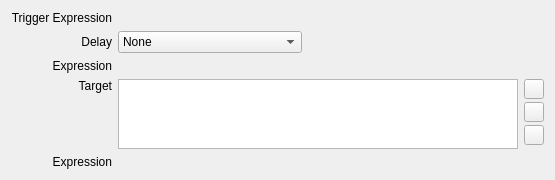
Before: the Qt Designer form copasi/UI/CQEventWidget1.ui in copasi/COPASI, drawn with Qt 5.
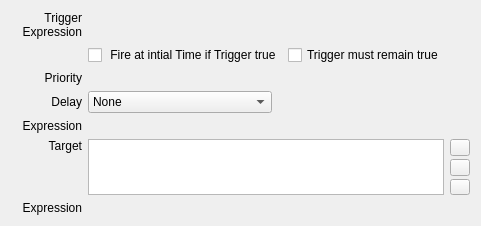
After: the same form once the commit is applied. Custom widgets are drawn as their Qt base class.

Commit message: The math container passes all SBML test cases we support including the Level 3.1 event extensions.

What changed in the file:
```diff
--- a/copasi/UI/CQEventWidget1.ui
+++ b/copasi/UI/CQEventWidget1.ui
@@ -17,8 +17,8 @@
    <rect>
     <x>0</x>
     <y>0</y>
-    <width>555</width>
-    <height>180</height>
+    <width>481</width>
+    <height>219</height>
    </rect>
   </property>
   <property name="sizePolicy">
@@ -50,7 +50,7 @@
      </property>
     </widget>
    </item>
-   <item row="0" column="1" colspan="2">
+   <item row="0" column="1" colspan="3">
     <widget class="CQExpressionMmlStackedWidget" name="mpExpressionTrigger">
      <property name="sizePolicy">
       <sizepolicy hsizetype="MinimumExpanding" vsizetype="Preferred">
@@ -63,6 +63,64 @@
     </widget>
    </item>
    <item row="1" column="1">
+    <widget class="QCheckBox" name="mpFireAtInitialTime">
+     <property name="text">
+      <string> Fire at intial Time if Trigger true</string>
+     </property>
+    </widget>
+   </item>
+   <item row="1" column="2">
+    <widget class="QCheckBox" name="mpTriggerPersistent">
+     <property name="text">
+      <string>Trigger must remain true</string>
+     </property>
+    </widget>
+   </item>
+   <item row="2" column="0">
+    <widget class="QLabel" name="PriorityExpression">
+     <property name="sizePolicy">
+      <sizepolicy hsizetype="Preferred" vsizetype="Minimum">
+       <horstretch>0</horstretch>
+       <verstretch>0</verstretch>
+      </sizepolicy>
+     </property>
+     <property name="text">
+      <string>Priority</string>
+     </property>
+     <property name="alignment">
+      <set>Qt::AlignRight|Qt::AlignTop|Qt::AlignTrailing</set>
+     </property>
+     <property name="wordWrap">
+      <bool>false</bool>
+     </property>
+    </widget>
+   </item>
+   <item row="2" column="1" colspan="3">
+    <widget class="CQExpressionMmlStackedWidget" name="mpExpressionPriority">
+     <property name="sizePolicy">
+      <sizepolicy hsizetype="MinimumExpanding" vsizetype="Preferred">
+       <horstretch>0</horstretch>
+       <verstretch>1</verstretch>
+      </sizepolicy>
+     </property>
+     <widget class="QWidget" name="page_9"/>
+     <widget class="QWidget" name="page_12"/>
+    </widget>
+   </item>
+   <item row="3" column="0">
+    <widget class="QLabel" name="mpLabelDelay">
+     <property name="layoutDirection">
+      <enum>Qt::LeftToRight</enum>
+     </property>
+     <property name="text">
+      <string>Delay</string>
+     </property>
+     <property name="alignment">
+      <set>Qt::AlignRight|Qt::AlignTrailing|Qt::AlignVCenter</set>
+     </property>
+    </widget>
+   </item>
+   <item row="3" column="1" colspan="2">
     <layout class="QHBoxLayout" name="horizontalLayout">
      <item>
       <widget class="QComboBox" name="mpComboBoxDelay">
@@ -98,7 +156,26 @@
      </item>
     </layout>
    </item>
-   <item row="2" column="1" colspan="2">
+   <item row="4" column="0">
+    <widget class="QLabel" name="mpLabelDelayExpression">
+     <property name="sizePolicy">
+      <sizepolicy hsizetype="Preferred" vsizetype="Minimum">
+       <horstretch>0</horstretch>
+       <verstretch>0</verstretch>
+      </sizepolicy>
+     </property>
+     <property name="text">
+      <string>Expression</string>
+     </property>
+     <property name="alignment">
+      <set>Qt::AlignRight|Qt::AlignTop|Qt::AlignTrailing</set>
+     </property>
+     <property name="wordWrap">
+      <bool>false</bool>
+     </property>
+    </widget>
+   </item>
+   <item row="4" column="1" colspan="3">
     <widget class="CQExpressionMmlStackedWidget" name="mpExpressionDelay">
      <property name="sizePolicy">
       <sizepolicy hsizetype="MinimumExpanding" vsizetype="Preferred">
@@ -106,28 +183,11 @@
        <verstretch>1</verstretch>
       </sizepolicy>
      </property>
-     <widget class="QWidget" name="page_5">
-      <widget class="Line" name="mpLine1">
-       <property name="geometry">
-        <rect>
-         <x>-120</x>
-         <y>110</y>
-         <width>563</width>
-         <height>16</height>
-        </rect>
-       </property>
-       <property name="frameShape">
-        <enum>QFrame::HLine</enum>
-       </property>
-       <property name="frameShadow">
-        <enum>QFrame::Sunken</enum>
-       </property>
-      </widget>
-     </widget>
+     <widget class="QWidget" name="page_5"/>
      <widget class="QWidget" name="page_6"/>
     </widget>
    </item>
-   <item row="3" column="0">
+   <item row="5" column="0">
     <widget class="QLabel" name="mpLabelTarget">
      <property name="text">
       <string>Target</string>
@@ -140,7 +200,7 @@
      </property>
     </widget>
    </item>
-   <item row="3" column="1">
+   <item row="5" column="1" colspan="2">
     <widget class="QListWidget" name="mpLBTarget">
      <property name="sizePolicy">
       <sizepolicy hsizetype="Preferred" vsizetype="Expanding">
@@ -150,7 +210,7 @@
      </property>
     </widget>
    </item>
-   <item row="3" column="2">
+   <item row="5" column="3">
     <layout class="QVBoxLayout">
      <property name="spacing">
       <number>3</number>
@@ -221,7 +281,7 @@
      </item>
     </layout>
    </item>
-   <item row="4" column="0">
+   <item row="6" column="0">
     <widget class="QLabel" name="mpLabelEA">
      <property name="text">
       <string>Expression</string>
@@ -234,7 +294,7 @@
      </property>
     </widget>
    </item>
-   <item row="4" column="1" colspan="2">
+   <item row="6" column="1" colspan="3">
     <widget class="CQExpressionMmlStackedWidget" name="mpExpressionEA">
      <property name="sizePolicy">
       <sizepolicy hsizetype="MinimumExpanding" vsizetype="Preferred">
@@ -249,38 +309,6 @@
      <widget class="QWidget" name="page_2"/>
     </widget>
    </item>
-   <item row="2" column="0">
-    <widget class="QLabel" name="mpLabelDelayExpression">
-     <property name="sizePolicy">
-      <sizepolicy hsizetype="Preferred" vsizetype="Minimum">
-       <horstretch>0</horstretch>
-       <verstretch>0</verstretch>
-      </sizepolicy>
-     </property>
-     <property name="text">
-      <string>Expression</string>
-     </property>
-     <property name="alignment">
-      <set>Qt::AlignRight|Qt::AlignTop|Qt::AlignTrailing</set>
-     </property>
-     <property name="wordWrap">
-      <bool>false</bool>
-     </property>
-    </widget>
-   </item>
-   <item row="1" column="0">
-    <widget class="QLabel" name="mpLabelDelay">
-     <property name="layoutDirection">
-      <enum>Qt::LeftToRight</enum>
-     </property>
-     <property name="text">
-      <string>Delay</string>
-     </property>
-     <property name="alignment">
-      <set>Qt::AlignRight|Qt::AlignTrailing|Qt::AlignVCenter</set>
-     </property>
-    </widget>
-   </item>
   </layout>
  </widget>
  <layoutdefault spacing="6" margin="11"/>
```
Left out of the diff: 2 changed lines with no effect on the pictures. The commit also changes 18 other files.
